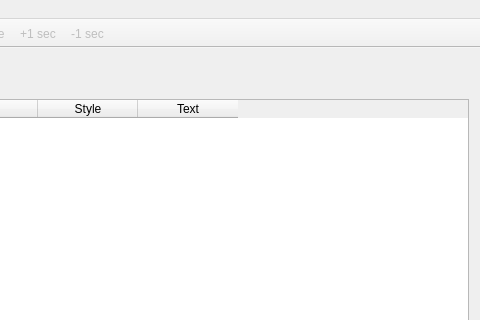
Old version of the form mainwindow.ui in the repository Subtivals/subtivals; both pictures show x 174 to 654 and y 0 to 320 of the 654 by 500 pixel window.
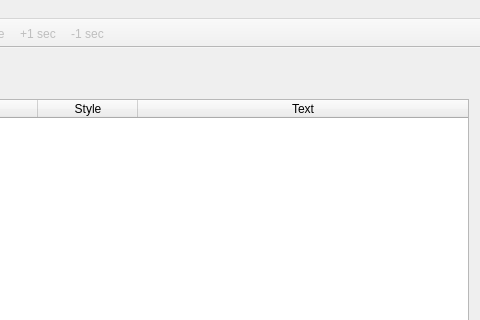
New version of the form.

Commit message: Stretch last column

Diff of the .ui file:
```diff
--- a/mainwindow.ui
+++ b/mainwindow.ui
@@ -81,6 +81,9 @@
         <property name="selectionBehavior">
          <enum>QAbstractItemView::SelectRows</enum>
         </property>
+        <attribute name="horizontalHeaderStretchLastSection">
+         <bool>true</bool>
+        </attribute>
         <column>
          <property name="text">
           <string>Start</string>
```
